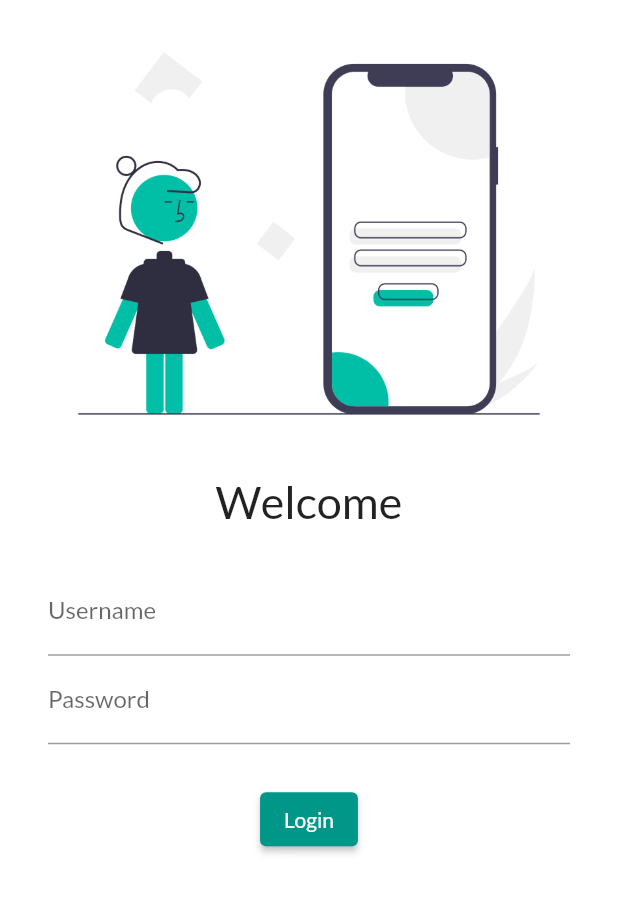
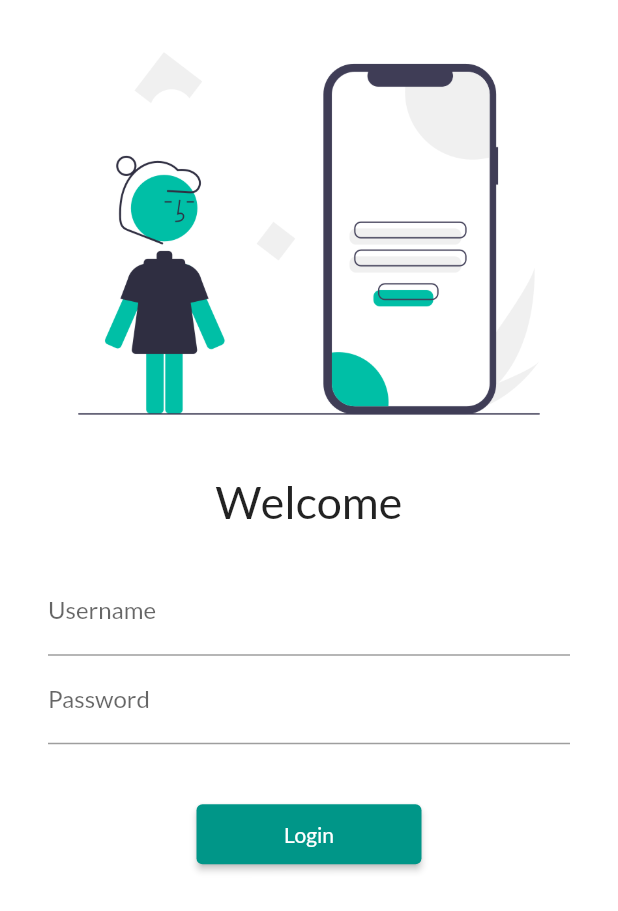
Before and after one commit to sagarmittal1/first-flutter-app, a Flutter app: the screen it shows after launch, on a phone screen of 412 x 824 dp. Shown: the top 911 px of the screen. Run offline on Flutter 3.47's test engine with Material 2 defaults, Android fonts, the phone set to English and light mode, and no system bars; our stand-ins replace google_fonts.

Commit message:
added routes folder, add navigator to login page button

```diff
--- a/lib/main.dart
+++ b/lib/main.dart
@@ -1,6 +1,7 @@
 import 'package:flutter/material.dart';
 import 'package:flutter_catalog/pages/home_page.dart';
 import 'package:flutter_catalog/pages/login_page.dart';
+import 'package:flutter_catalog/utils/routes.dart';
 import 'package:google_fonts/google_fonts.dart';
 
 void main(){
@@ -14,6 +15,7 @@ class MyApp extends StatelessWidget {
   Widget build(BuildContext context) {
     return MaterialApp(
       // home: HomePage(),
+      // debugShowCheckedModeBanner: false,
       themeMode: ThemeMode.light,
       theme: ThemeData(primarySwatch: Colors.teal, fontFamily: GoogleFonts.lato().fontFamily),
       darkTheme: ThemeData(
@@ -21,7 +23,8 @@ class MyApp extends StatelessWidget {
       ),
       routes: {
         "/" : (context) => LoginPage(),
-        "/login" : (context) => LoginPage(),
+        MyRoutes.loginRoute : (context) => LoginPage(),
+        MyRoutes.homeRoute : (context) => HomePage(),
       },
     );
   }
--- a/lib/pages/login_page.dart
+++ b/lib/pages/login_page.dart
@@ -1,13 +1,14 @@
 import 'dart:ui';
 
 import 'package:flutter/material.dart';
+import 'package:flutter_catalog/utils/routes.dart';
 
 class LoginPage extends StatelessWidget {
-
   @override
   Widget build(BuildContext context) {
     return Material(
       color: Colors.white,
+      child: SingleChildScrollView(
         child: Column(
           children: [
             Image.asset("assets/images/login_image.png"),
@@ -35,9 +36,16 @@ class LoginPage extends StatelessWidget {
                 ),
               ],),
             ),
-          SizedBox(height: 10,),
-          ElevatedButton(onPressed: () {print("Hi Sagar");}, child: Text("Login")),
+            SizedBox(height: 20,),
+            ElevatedButton(
+              onPressed: () {
+                Navigator.pushNamed(context, MyRoutes.homeRoute);
+              },
+              child: Text("Login"),
+              style: TextButton.styleFrom(minimumSize: Size(150, 40)),
+            ),
           ],
+        ),
       ),
     );
   }
--- /dev/null
+++ b/lib/utils/routes.dart
@@ -0,0 +1,4 @@
+class MyRoutes {
+  static String loginRoute = "/login";
+  static String homeRoute = "/home";
+}
```
Lines whose indentation alone changed are shown as unchanged.
